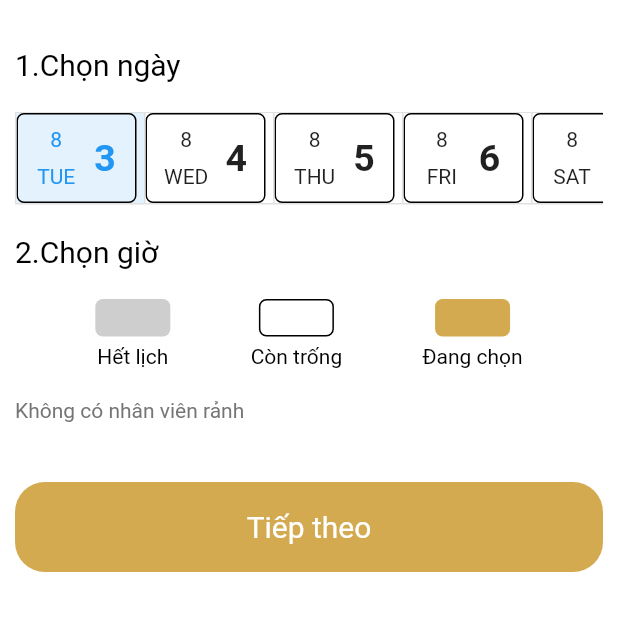
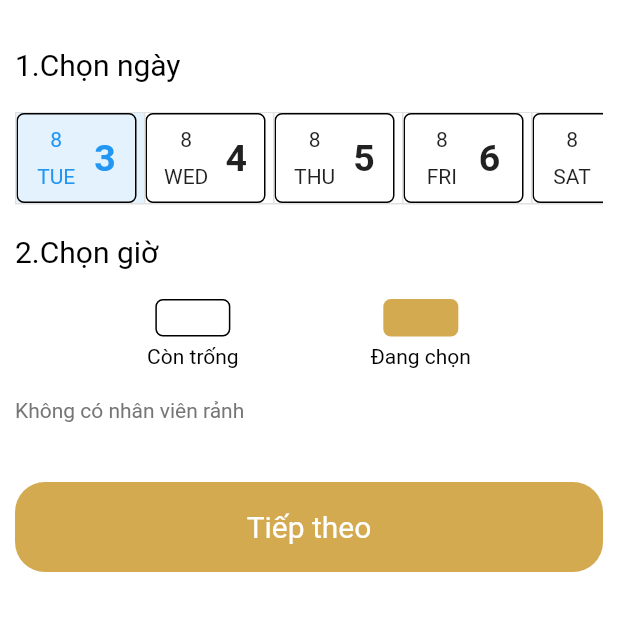
Before and after one commit to thieulamtri1/SpaStaff, a Flutter app: the BookingForFirstStepScreen screen opened directly, on a phone screen of 412 x 824 dp, the part 67-698 px from its top. Run offline on Flutter 3.47's test engine with Material 2 defaults, Android fonts, the phone set to English and light mode, and no system bars; our stand-ins replace cloud_firestore, firebase_core, firebase_messaging, flutter_local_notifications, flutter_spinkit, flutter_svg and 4 more; accounts and stored records are empty; network calls fail.

Commit message:
fix bug and change UI

```diff
--- a/lib/Consultant/customer_process_detail/components/booking_for_first_step/components/body.dart
+++ b/lib/Consultant/customer_process_detail/components/booking_for_first_step/components/body.dart
@@ -415,26 +415,6 @@ class TimeBookingDescriptionBar extends StatelessWidget {
                 width: 50,
                 height: 25,
                 decoration: BoxDecoration(
-                  color: Colors.grey.withOpacity(0.5),
-                  borderRadius: BorderRadius.circular(5),
-                )),
-            SizedBox(
-              height: 5,
-            ),
-            Text(
-              "Hết lịch",
-              style: TextStyle(
-                color: Colors.black,
-              ),
-            ),
-          ],
-        ),
-        Column(
-          children: [
-            Container(
-                width: 50,
-                height: 25,
-                decoration: BoxDecoration(
                   color: Colors.white,
                   borderRadius: BorderRadius.circular(5),
                   border: Border.all(color: Colors.black),
--- a/lib/Consultant/following/components/customer_detail.dart
+++ b/lib/Consultant/following/components/customer_detail.dart
@@ -265,8 +265,8 @@ class _BookingdetailListState extends State<BookingdetailList> {
                     ),
                   ),
                   SizedBox(height: 10),
-                  Text(
-                    "Giá: " + widget.bookingDetail.totalPrice.toString(),
+                  Text(widget.bookingDetail.spaTreatment==null?"Chưa có liệu trình":
+                  "Liệu trình: "+widget.bookingDetail.spaTreatment.name,
                     style: TextStyle(
                       fontSize: 15,
                     ),
```
Also changed, not shown: lib/Consultant/customer_process_detail/components/booking_for_next_step/components/body.dart (+0 -20 lines).
